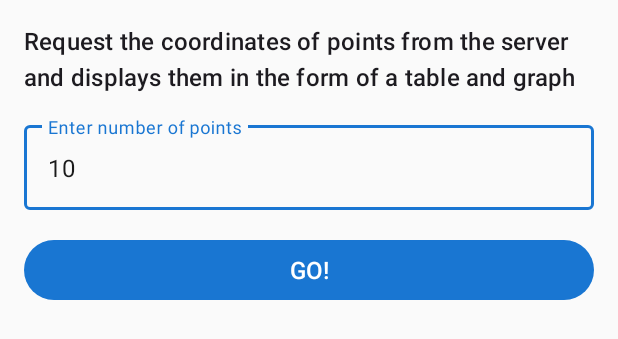
After one commit to AlexanderDavydov/PointGrapher, an Android app built with Jetpack Compose: the layout activity_main_xml.xml on its own in the app's theme, with its tools: preview values and no code run, on a phone screen of 412 x 824 dp. The commit adds this screen. Shown: the top 339 px of the screen. Run offline under Robolectric (Android 15) with nearby library versions, the phone set to English and light mode, and no system bars.

Commit message:
Implement Amin xml screen

```diff
--- a/app/src/main/AndroidManifest.xml
+++ b/app/src/main/AndroidManifest.xml
@@ -28,6 +28,12 @@
             android:name=".presentation.composeui.MainComposeActivity"
             android:exported="true"
             android:theme="@style/Theme.PointGrapher" />
+
+        <activity
+            android:name=".presentation.main.xmlbased.MainActivityXml"
+            android:exported="false"
+            android:theme="@style/Theme.PointGrapher" />
+
     </application>
 
 </manifest>
--- a/app/src/main/java/com/example/pointgrapher/presentation/onboarding/OnboardingActivity.kt
+++ b/app/src/main/java/com/example/pointgrapher/presentation/onboarding/OnboardingActivity.kt
@@ -7,6 +7,7 @@ import androidx.appcompat.app.AppCompatActivity
 import androidx.lifecycle.lifecycleScope
 import com.example.pointgrapher.databinding.ActivityOnboardingBinding
 import com.example.pointgrapher.presentation.composeui.MainComposeActivity
+import com.example.pointgrapher.presentation.main.xmlbased.MainActivityXml
 import dagger.hilt.android.AndroidEntryPoint
 import kotlinx.coroutines.flow.collectLatest
 import kotlinx.coroutines.launch
@@ -49,7 +50,7 @@ class OnboardingActivity : AppCompatActivity() {
     private fun navigateToMainScreen(navigation: OnboardingNavigation) {
         val intent = when (navigation) {
             OnboardingNavigation.ComposeScreen -> Intent(this, MainComposeActivity::class.java)
-            OnboardingNavigation.XmlScreen -> TODO() // Intent(this, MainXMLActivity::class.java)
+            OnboardingNavigation.XmlScreen -> Intent(this, MainActivityXml::class.java)
         }
 
         startActivity(intent)
--- /dev/null
+++ b/app/src/main/res/layout-land/activity_main_xml.xml
@@ -0,0 +1,93 @@
+<?xml version="1.0" encoding="utf-8"?>
+<LinearLayout xmlns:android="http://schemas.android.com/apk/res/android"
+    xmlns:app="http://schemas.android.com/compat"
+    android:id="@+id/main"
+    android:layout_width="match_parent"
+    android:layout_height="match_parent"
+    android:orientation="vertical">
+
+    <LinearLayout
+        android:layout_width="match_parent"
+        android:layout_height="0dp"
+        android:layout_weight="1"
+        android:baselineAligned="false"
+        android:orientation="horizontal">
+
+        <LinearLayout
+            android:layout_width="0dp"
+            android:layout_height="match_parent"
+            android:layout_weight="0.4"
+            android:orientation="vertical"
+            android:padding="16dp">
+
+            <TextView
+                android:layout_width="match_parent"
+                android:layout_height="wrap_content"
+                android:layout_marginBottom="16dp"
+                android:text="@string/main_screen_explanation"
+                android:textAppearance="?attr/textAppearanceTitleMedium" />
+
+            <com.google.android.material.textfield.TextInputLayout
+                android:id="@+id/pointCountTextLayout"
+                android:layout_width="match_parent"
+                android:layout_height="wrap_content"
+                android:layout_marginBottom="16dp"
+                android:hint="Enter number of points"
+                app:errorEnabled="true"
+                app:helperText="@string/main_screen_text_field_prefix"
+                app:suffixText="@string/main_screen_text_field_suffix">
+
+                <com.google.android.material.textfield.TextInputEditText
+                    android:id="@+id/pointCountTextField"
+                    android:layout_width="match_parent"
+                    android:layout_height="wrap_content"
+                    android:inputType="number"
+                    android:text="10" />
+
+            </com.google.android.material.textfield.TextInputLayout>
+
+            <com.google.android.material.button.MaterialButton
+                android:id="@+id/requestButton"
+                android:layout_width="match_parent"
+                android:layout_height="wrap_content"
+                android:text="@string/main_screen_button_go"
+                android:textSize="16sp" />
+
+            <View
+                android:layout_width="match_parent"
+                android:layout_height="0dp"
+                android:layout_weight="1" />
+
+        </LinearLayout>
+
+        <View
+            android:layout_width="1dp"
+            android:layout_height="match_parent"
+            android:layout_marginVertical="8dp"
+            android:background="?attr/colorOutline" />
+
+        <LinearLayout
+            android:layout_width="0dp"
+            android:layout_height="match_parent"
+            android:layout_weight="0.6"
+            android:orientation="vertical"
+            android:padding="16dp">
+
+            <TextView
+                android:id="@+id/batchesTitleText"
+                android:layout_width="match_parent"
+                android:layout_height="wrap_content"
+                android:layout_marginBottom="8dp"
+                android:text="@string/main_screen_batch_list_title"
+                android:textAppearance="?attr/textAppearanceTitleMedium"
+                android:visibility="gone" />
+
+            <androidx.recyclerview.widget.RecyclerView
+                android:id="@+id/rvBatches"
+                android:layout_width="match_parent"
+                android:layout_height="0dp"
+                android:layout_weight="1" />
+
+        </LinearLayout>
+    </LinearLayout>
+</LinearLayout>
--- /dev/null
+++ b/app/src/main/res/layout/activity_main_xml.xml
@@ -0,0 +1,66 @@
+<?xml version="1.0" encoding="utf-8"?>
+<FrameLayout xmlns:android="http://schemas.android.com/apk/res/android"
+    xmlns:app="http://schemas.android.com/compat"
+    android:id="@+id/main"
+    android:layout_width="match_parent"
+    android:layout_height="match_parent"
+    android:fillViewport="true">
+
+    <LinearLayout
+        android:layout_width="match_parent"
+        android:layout_height="match_parent"
+        android:orientation="vertical"
+        android:padding="16dp">
+
+        <TextView
+            android:layout_width="match_parent"
+            android:layout_height="wrap_content"
+            android:layout_marginBottom="16dp"
+            android:text="@string/main_screen_explanation"
+            android:textAppearance="?attr/textAppearanceTitleMedium" />
+
+        <com.google.android.material.textfield.TextInputLayout
+            android:id="@+id/pointCountTextLayout"
+            android:layout_width="match_parent"
+            android:layout_height="wrap_content"
+            android:layout_marginBottom="16dp"
+            android:hint="Enter number of points"
+            app:errorEnabled="true"
+            app:helperText="@string/main_screen_text_field_prefix"
+            app:suffixText="@string/main_screen_text_field_suffix">
+
+            <com.google.android.material.textfield.TextInputEditText
+                android:id="@+id/pointCountTextField"
+                android:layout_width="match_parent"
+                android:layout_height="wrap_content"
+                android:inputType="number"
+                android:text="10" />
+
+        </com.google.android.material.textfield.TextInputLayout>
+
+        <com.google.android.material.button.MaterialButton
+            android:id="@+id/requestButton"
+            android:layout_width="match_parent"
+            android:layout_height="wrap_content"
+            android:layout_marginBottom="24dp"
+            android:text="@string/main_screen_button_go"
+            android:textSize="16sp" />
+
+        <TextView
+            android:id="@+id/batchesTitleText"
+            android:layout_width="match_parent"
+            android:layout_height="wrap_content"
+            android:layout_marginBottom="8dp"
+            android:text="@string/main_screen_batch_list_title"
+            android:textAppearance="?attr/textAppearanceTitleMedium"
+            android:visibility="gone" />
+
+        <androidx.recyclerview.widget.RecyclerView
+            android:id="@+id/rvBatches"
+            android:layout_width="match_parent"
+            android:layout_height="0dp"
+            android:layout_weight="1"
+            android:nestedScrollingEnabled="false" />
+
+    </LinearLayout>
+</FrameLayout>
```
Also changed, not shown: app/src/main/java/com/example/pointgrapher/presentation/main/xmlbased/BatchListAdapter.kt (added, +88 -0 lines), app/src/main/java/com/example/pointgrapher/presentation/main/xmlbased/MainXmlActivity.kt (added, +169 -0 lines), app/src/main/res/layout/item_batch.xml (added, +49 -0 lines).
